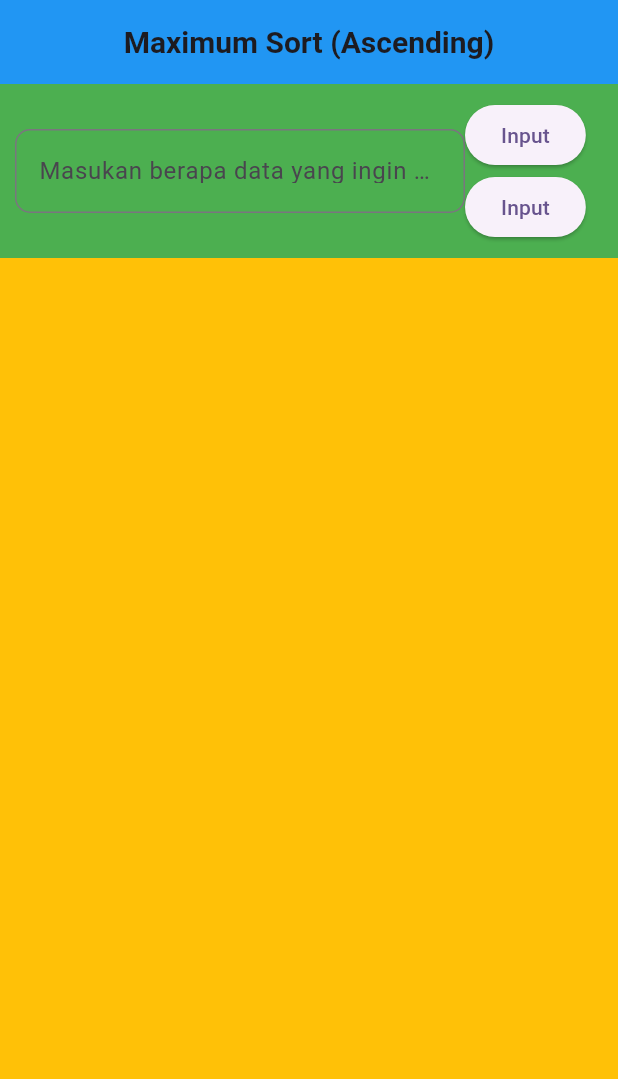
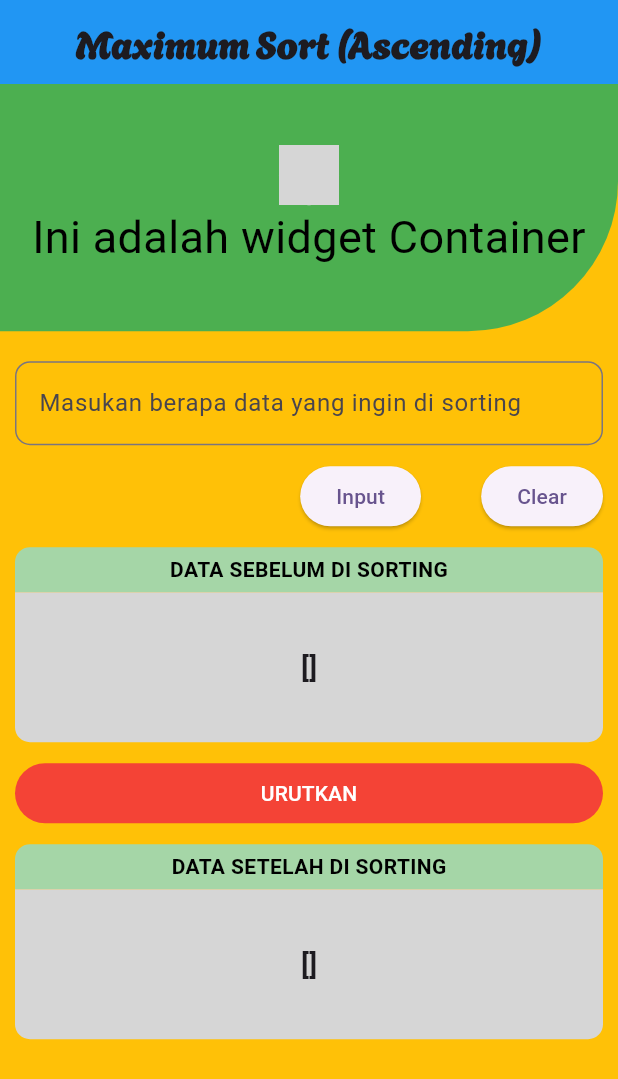
Before and after one commit to aurelioo29/UTS-FLUTTER, a Flutter app: the screen it shows after launch, on a phone screen of 412 x 824 dp. Shown: the top 1079 px of the screen. Run offline on Flutter 3.47's test engine with Material 2 defaults, Android fonts, the phone set to English and light mode, and no system bars; network calls fail; grey boxes are pictures that could not be loaded.

Commit message:
add fonts & container top

```diff
--- a/lib/main.dart
+++ b/lib/main.dart
@@ -1,5 +1,4 @@
 import 'package:flutter/material.dart';
-import 'package:flutter_uts/contoh.dart';
 import 'package:flutter_uts/sort.dart';
 // import 'package:flutter_uts/sort.dart';
 
@@ -36,7 +35,6 @@ class MyApp extends StatelessWidget {
         useMaterial3: true,
       ),
       home: const SortPages(),
-      //BubleSortPage()
     );
   }
 }
--- a/lib/sort.dart
+++ b/lib/sort.dart
@@ -13,26 +13,6 @@ class _SortPagesState extends State<SortPages> {
   final _textController = TextEditingController();
   var list = [];
   var listBeforeSorting = [];
-
-  // void sorting(List list) {
-  //   int panjang = list.length;
-
-  //   for (int i = 0; i < panjang - 1; i++) {
-  //     int imaks = i;
-
-  //     // Mencari indeks nilai maksimum dalam sisa list
-  //     for (int j = i + 1; j < panjang; j++) {
-  //       if (list[j].compareTo(list[imaks]) > 0) {
-  //         imaks = j;
-  //       }
-  //     }
-
-  //     // Menukar nilai maksimum dengan nilai pada indeks i
-  //     int temp = list[i];
-  //     list[i] = list[imaks];
-  //     list[imaks] = temp;
-  //   }
-  // }
 
   void sorting(List list) {
     int panjang = list.length;
@@ -62,24 +42,48 @@ class _SortPagesState extends State<SortPages> {
         title: Text(
           "Maximum Sort (Ascending)",
           style: TextStyle(
-            fontSize: 20,
+              fontSize: 25,
               fontWeight: FontWeight.bold,
-          ),
+              fontFamily: 'Agbalumo'),
         ),
         centerTitle: true,
         backgroundColor: Colors.blue,
       ),
       body: SingleChildScrollView(
-        child: Container(
-          padding: EdgeInsets.all(10),
-          color: Colors.green,
-          child: Row(
+        child: Column(
           children: [
-              Form(
+            Container(
+              width: MediaQuery.of(context).size.width,
+              height: MediaQuery.of(context).size.height * 0.2,
+              // color: const Color.fromARGB(255, 0, 140, 255),
+              decoration: const BoxDecoration(
+                  borderRadius:
+                      BorderRadius.only(bottomRight: Radius.circular(100)),
+                  color: Colors.green),
+              child: Column(
+                mainAxisAlignment: MainAxisAlignment.center,
+                children: [
+                  CircleAvatar(
+                    backgroundImage: NetworkImage(
+                        'https://voffice.co.id/jakarta-virtual-office/business-tips/wp-content/uploads/2018/11/biografi-bill-gates.jpg'),
+                  ),
+                  Text('Ini adalah widget Container',
+                      textAlign: TextAlign.center,
+                      style: TextStyle(color: Colors.black, fontSize: 30)),
+                ],
+              ),
+            ),
+            SizedBox(
+              height: 10,
+            ),
+            Padding(
+              padding: const EdgeInsets.all(10),
+              child: Form(
                 key: formKey,
-                  child: Container(
-                    width: 300,
-                    child: TextFormField(
+                child: Column(
+                  children: [
+                    // Bagian Input Data Ingin Di Sorting (TAHAP 1)
+                    TextFormField(
                       controller: _textController,
                       validator: (value) => value == null || value.isEmpty
                           ? 'Data nya masih kosong'
@@ -91,198 +95,179 @@ class _SortPagesState extends State<SortPages> {
                         ),
                       ),
                     ),
-                  )),
-              Column(
+                    SizedBox(
+                      height: 10,
+                    ),
+                    Row(
                       mainAxisAlignment: MainAxisAlignment.spaceBetween,
                       children: [
+                        Padding(
+                          padding: EdgeInsets.only(right: 150),
+                        ),
                         ElevatedButton(
-                    onPressed: () {},
+                          onPressed: () {
+                            setState(() {
+                              if (_textController.text.length != 0) {
+                                int data =
+                                    int.parse(_textController.text.toString());
+                                list.add(data);
+                                listBeforeSorting.add(data);
+                                _textController.text = "";
+                              } else {
+                                ScaffoldMessenger.of(context).showSnackBar(
+                                  SnackBar(
+                                    backgroundColor: Colors.red,
+                                    content:
+                                        Text('Data inputan masih kosong !!!'),
+                                  ),
+                                );
+                              }
+                            });
+                          },
                           child: Text("Input"),
                         ),
                         ElevatedButton(
-                    onPressed: () {},
-                    child: Text("Input"),
+                          onPressed: () {
+                            setState(() {
+                              if (list.isEmpty) {
+                                ScaffoldMessenger.of(context).showSnackBar(
+                                  SnackBar(
+                                    backgroundColor: Colors.red,
+                                    content: Text(
+                                        'Tidak ada data yang tersedia !!!'),
+                                  ),
+                                );
+                              } else {
+                                list.clear();
+                                listBeforeSorting.clear();
+                                _textController.clear();
+                                _textController.text = "";
+                                ScaffoldMessenger.of(context).showSnackBar(
+                                  SnackBar(
+                                    backgroundColor: Colors.green,
+                                    content: Text('Data berhasil dihapus !!!'),
+                                  ),
+                                );
+                              }
+                            });
+                          },
+                          child: Text("Clear"),
                         ),
                       ],
-              )
+                    ),
+                    SizedBox(
+                      height: 10,
+                    ),
+                    Container(
+                      height: 30,
+                      width: double.infinity,
+                      child: Align(
+                        alignment: Alignment.center,
+                        child: Text(
+                          'DATA SEBELUM DI SORTING',
+                          style: TextStyle(
+                            color: Colors.black,
+                            fontWeight: FontWeight.bold,
+                          ),
+                        ),
+                      ),
+                      decoration: BoxDecoration(
+                        color: Colors.green[200],
+                        borderRadius: BorderRadius.only(
+                          topLeft: Radius.circular(10),
+                          topRight: Radius.circular(10),
+                        ),
+                      ),
+                    ),
+                    // Bagian Input Data Yang Sudah Di tentukan di Atas (TAHAP 2)
+                    Container(
+                      alignment: Alignment.center,
+                      child: Text(
+                        '${listBeforeSorting}',
+                        style: TextStyle(
+                            fontSize: 19, fontWeight: FontWeight.bold),
+                      ),
+                      padding: EdgeInsets.all(10),
+                      height: 100,
+                      width: double.infinity,
+                      decoration: BoxDecoration(
+                        borderRadius: BorderRadius.only(
+                            bottomLeft: Radius.circular(10),
+                            bottomRight: Radius.circular(10)),
+                        color: Colors.grey[350],
+                      ),
+                    ),
+                    SizedBox(
+                      height: 10,
+                    ),
+                    Container(
+                      width: double.infinity,
+                      child: FilledButton(
+                        onPressed: () {
+                          List<int> listBeforeSorting = List.from(list);
+                          setState(() {
+                            sorting(list);
+                            // Menampilkan list sebelum diurutkan
+                            debugPrint('Sebelum sorting: ${listBeforeSorting}');
+                            // Menampilkan list setelah diurutkan
+                            debugPrint('Setelah sorting: ${list}');
+                          });
+                        },
+                        style:
+                            FilledButton.styleFrom(backgroundColor: Colors.red),
+                        child: Text('URUTKAN'),
+                      ),
+                    ),
+                    SizedBox(
+                      height: 10,
+                    ),
+                    Container(
+                      height: 30,
+                      width: double.infinity,
+                      child: Align(
+                        alignment: Alignment.center,
+                        child: Text(
+                          'DATA SETELAH DI SORTING',
+                          style: TextStyle(
+                            color: Colors.black,
+                            fontWeight: FontWeight.bold,
+                          ),
+                        ),
+                      ),
+                      decoration: BoxDecoration(
+                        color: Colors.green[200],
+                        borderRadius: BorderRadius.only(
+                          topLeft: Radius.circular(10),
+                          topRight: Radius.circular(10),
+                        ),
+                      ),
+                    ),
+                    // Bagian Data Yang Sudah Di Tentukan (TAHAP 3)
+                    Container(
+                      alignment: Alignment.center,
+                      child: Text(
+                        '${list}',
+                        style: TextStyle(
+                            fontSize: 19, fontWeight: FontWeight.bold),
+                      ),
+                      padding: EdgeInsets.all(10),
+                      height: 100,
+                      width: double.infinity,
+                      decoration: BoxDecoration(
+                        borderRadius: BorderRadius.only(
+                          bottomLeft: Radius.circular(10),
+                          bottomRight: Radius.circular(10),
+                        ),
+                        color: Colors.grey[350],
+                      ),
+                    ),
                   ],
                 ),
               ),
             ),
-      // body: SingleChildScrollView(
-      //   child: Padding(
-      //     padding: EdgeInsets.all(10),
-      //     child: Form(
-      //       key: formKey,
-      //       child: Column(
-      //         children: [
-      //           // Bagian Input Data Ingin Di Sorting (TAHAP 1)
-      //           TextFormField(
-      //             controller: _textController,
-      //             validator: (value) => value == null || value.isEmpty
-      //                 ? 'Data nya masih kosong'
-      //                 : null,
-      //             decoration: InputDecoration(
-      //               labelText: "Masukan berapa data yang ingin di sorting",
-      //               border: OutlineInputBorder(
-      //                 borderRadius: BorderRadius.circular(10),
-      //               ),
-      //             ),
-      //           ),
-      //           SizedBox(
-      //             height: 5,
-      //           ),
-      //           Row(
-      //             mainAxisAlignment: MainAxisAlignment.spaceBetween,
-      //             children: [
-      //               ElevatedButton(
-      //                 onPressed: () {
-      //                   setState(() {
-      //                     if (_textController.text.length != 0) {
-      //                       int data =
-      //                           int.parse(_textController.text.toString());
-      //                       list.add(data);
-      //                       listBeforeSorting.add(data);
-      //                       _textController.text = "";
-      //                     } else {
-      //                       ScaffoldMessenger.of(context).showSnackBar(
-      //                         SnackBar(
-      //                           backgroundColor: Colors.red,
-      //                           content: Text('Data inputan masih kosong !!!'),
-      //                         ),
-      //                       );
-      //                     }
-      //                   });
-      //                 },
-      //                 child: Text("Input"),
-      //               ),
-      //               ElevatedButton(
-      //                 onPressed: () {
-      //                   setState(() {
-      //                     if (list.isEmpty) {
-      //                       ScaffoldMessenger.of(context).showSnackBar(
-      //                         SnackBar(
-      //                           backgroundColor: Colors.red,
-      //                           content:
-      //                               Text('Tidak ada data yang tersedia !!!'),
-      //                         ),
-      //                       );
-      //                     } else {
-      //                       list.clear();
-      //                       listBeforeSorting.clear();
-      //                       _textController.clear();
-      //                       _textController.text = "";
-      //                       ScaffoldMessenger.of(context).showSnackBar(
-      //                         SnackBar(
-      //                           backgroundColor: Colors.green,
-      //                           content: Text('Data berhasil dihapus !!!'),
-      //                         ),
-      //                       );
-      //                     }
-      //                   });
-      //                 },
-      //                 child: Text("Clear"),
-      //               ),
-      //             ],
-      //           ),
-      //           SizedBox(
-      //             height: 10,
-      //           ),
-      //           Container(
-      //             height: 30,
-      //             width: double.infinity,
-      //             child: Align(
-      //               alignment: Alignment.center,
-      //               child: Text(
-      //                 'DATA SEBELUM DI SORTING',
-      //                 style: TextStyle(
-      //                   color: Colors.black,
-      //                   fontWeight: FontWeight.bold,
-      //                 ),
-      //               ),
-      //             ),
-      //             decoration: BoxDecoration(
-      //               color: Colors.green[200],
-      //               borderRadius: BorderRadius.only(
-      //                 topLeft: Radius.circular(10),
-      //                 topRight: Radius.circular(10),
-      //               ),
-      //             ),
-      //           ),
-      //           // Bagian Input Data Yang Sudah Di tentukan di Atas (TAHAP 2)
-      //           Container(
-      //             child: Text('${listBeforeSorting}'),
-      //             padding: EdgeInsets.all(10),
-      //             height: 130,
-      //             width: double.infinity,
-      //             decoration: BoxDecoration(
-      //               borderRadius: BorderRadius.only(
-      //                   bottomLeft: Radius.circular(10),
-      //                   bottomRight: Radius.circular(10)),
-      //               color: Colors.grey[350],
-      //             ),
-      //           ),
-      //           SizedBox(
-      //             height: 10,
-      //           ),
-      //           Container(
-      //             width: double.infinity,
-      //             child: FilledButton(
-      //               onPressed: () {
-      //                 List<int> listBeforeSorting = List.from(list);
-      //                 setState(() {
-      //                   sorting(list);
-      //                   // Menampilkan list sebelum diurutkan
-      //                   debugPrint('Sebelum sorting: ${listBeforeSorting}');
-      //                   // Menampilkan list setelah diurutkan
-      //                   debugPrint('Setelah sorting: ${list}');
-      //                 });
-      //               },
-      //               child: Text('URUTKAN'),
-      //             ),
-      //           ),
-      //           SizedBox(
-      //             height: 10,
-      //           ),
-      //           Container(
-      //             height: 30,
-      //             width: double.infinity,
-      //             child: Align(
-      //               alignment: Alignment.center,
-      //               child: Text(
-      //                 'DATA SETELAH DI SORTING',
-      //                 style: TextStyle(
-      //                   color: Colors.black,
-      //                   fontWeight: FontWeight.bold,
-      //                 ),
-      //               ),
-      //             ),
-      //             decoration: BoxDecoration(
-      //               color: Colors.green[200],
-      //               borderRadius: BorderRadius.only(
-      //                 topLeft: Radius.circular(10),
-      //                 topRight: Radius.circular(10),
-      //               ),
-      //             ),
-      //           ),
-      //           // Bagian Data Yang Sudah Di Tentukan (TAHAP 3)
-      //           Container(
-      //             child: Text('${list}'),
-      //             padding: EdgeInsets.all(10),
-      //             height: 130,
-      //             width: double.infinity,
-      //             decoration: BoxDecoration(
-      //               borderRadius: BorderRadius.only(
-      //                   bottomLeft: Radius.circular(10),
-      //                   bottomRight: Radius.circular(10)),
-      //               color: Colors.grey[350],
-      //             ),
-      //           ),
-      //         ],
-      //       ),
-      //     ),
-      //   ),
-      // ),
+          ],
+        ),
+      ),
     );
   }
 }
```
Also changed, not shown: lib/contoh.dart (deleted, +0 -163 lines), pubspec.yaml (+7 -10 lines), assets/fonts/Agbalumo-Regular.ttf (added). Lines whose indentation alone changed are shown as unchanged.
